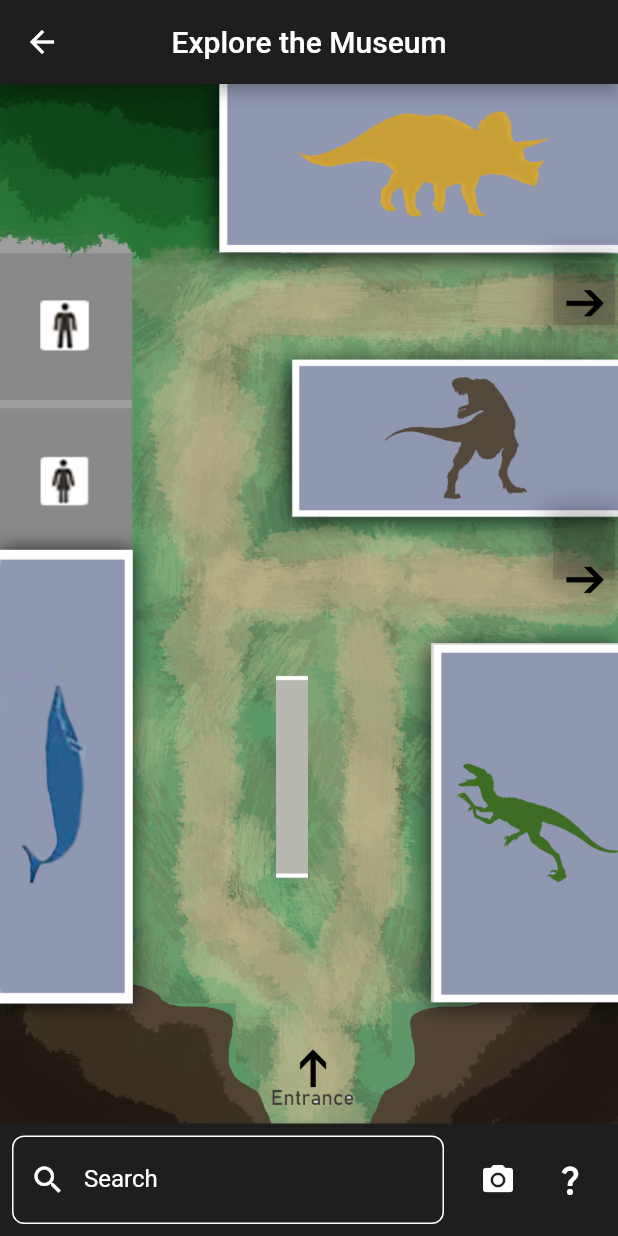
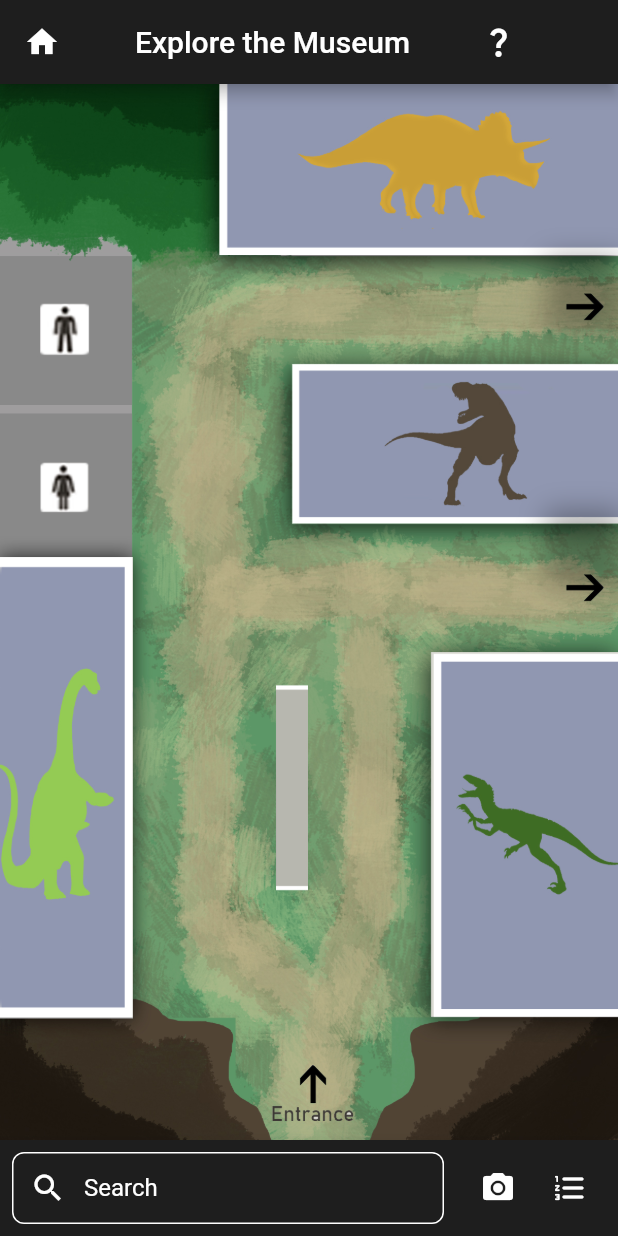
Before and after one commit to pedroarruda07/museum-app, a Flutter app: the DiscoverPage screen opened directly, on a phone screen of 412 x 824 dp. Run offline on Flutter 3.47's test engine with Material 2 defaults, Android fonts, the phone set to English and light mode, and no system bars; drawn by our look-alikes of showcaseview; our stand-ins replace camera, shared_preferences; missing offline and left inert: ar_flutter_plugin, qr_code_scanner; accounts and stored records are empty.

Commit message:
quiz beginning added and functioning second map layout with correct gesture detectors tutorial added when user opens the map the first time tutorial button that replayed the tutorial added can go back to map without having to scan ticket again other small changes and fixes

```diff
--- a/lib/presentation/camera_page.dart
+++ b/lib/presentation/camera_page.dart
@@ -5,7 +5,6 @@ class CameraApp extends StatefulWidget {
   @override
   _CameraAppState createState() => _CameraAppState();
 }
-// TODO: Camera is not turning off after leaving the page and asks for microphone permission(?)
 
 class _CameraAppState extends State<CameraApp> {
   CameraController? _controller;
@@ -27,6 +26,7 @@ class _CameraAppState extends State<CameraApp> {
 
     // To create the CameraController.
     _controller = CameraController(
+      enableAudio: false,
       camera,
       ResolutionPreset.medium,
     );
--- a/lib/presentation/dinossaur_page.dart
+++ b/lib/presentation/discover/layout1/dinosaur_page.dart
@@ -1,4 +1,3 @@
-import 'package:flutter/cupertino.dart';
 import 'package:flutter/material.dart';
 import 'package:ipm_project/presentation/AR_page.dart';
 
--- /dev/null
+++ b/lib/presentation/discover/layout1/discover_page.dart
@@ -0,0 +1,287 @@
+import 'package:flutter/material.dart';
+import 'package:ipm_project/presentation/camera_page.dart';
+import 'package:ipm_project/presentation/discover/layout1/dinosaur_page.dart';
+import 'package:ipm_project/presentation/discover/layout1/quiz1_page.dart';
+import 'package:ipm_project/presentation/discover/layout2/map2_page.dart';
+import 'package:ipm_project/presentation/welcome_page.dart';
+import 'package:shared_preferences/shared_preferences.dart';
+import 'package:showcaseview/showcaseview.dart';
+
+class DiscoverPage extends StatefulWidget {
+  @override
+  _MyDiscoverPage createState() => _MyDiscoverPage();
+}
+
+class _MyDiscoverPage extends State<DiscoverPage> {
+  final GlobalKey _oneKey = GlobalKey();
+  final GlobalKey _twoKey = GlobalKey();
+  final GlobalKey _threeKey = GlobalKey();
+  final GlobalKey _fourKey = GlobalKey();
+  final GlobalKey _fiveKey = GlobalKey();
+  final GlobalKey _sixKey = GlobalKey();
+  final GlobalKey _sevenKey = GlobalKey();
+  final GlobalKey _eightKey = GlobalKey();
+
+  Future<bool> _checkIfTutorialShown() async {
+    final SharedPreferences prefs = await SharedPreferences.getInstance();
+    return prefs.getBool('tutorial') ?? false;
+  }
+
+  Future<void> _setTutorialShown() async {
+    final SharedPreferences prefs = await SharedPreferences.getInstance();
+    await prefs.setBool('tutorial', true);
+  }
+
+  @override
+  Widget build(BuildContext context) {
+    _checkIfTutorialShown().then((tutorialShown) {
+      if (!tutorialShown) {
+        Future.delayed(Duration.zero, () {
+          ShowCaseWidget.of(context).startShowCase([
+            _oneKey,
+            _twoKey,
+            _threeKey,
+            _fourKey,
+            _fiveKey,
+            _sixKey,
+            _sevenKey,
+            _eightKey,
+          ]);
+          _setTutorialShown();
+        });
+      }
+    });
+
+    return Scaffold(
+      appBar: AppBar(
+        backgroundColor:  const Color.fromARGB(255, 30, 30, 30),
+        title: Row(
+          children: [
+            const SizedBox(width: 18),
+            const Text(
+                'Explore the Museum',
+                style: TextStyle(color: Colors.white)
+            ),
+            const SizedBox(width: 35),
+            IconButton(
+              icon: const Icon(Icons.question_mark, color: Colors.white),
+              onPressed: () async {
+                final SharedPreferences prefs = await SharedPreferences.getInstance();
+                await prefs.setBool('tutorial', false);
+                setState(() {});
+              },
+            ),
+          ],
+        ),
+        centerTitle: false, // This centers the title
+        leading: IconButton(
+          icon: const Icon(Icons.home, color: Colors.white),
+          onPressed: () => Navigator.of(context).push(MaterialPageRoute(builder: (context) => WelcomePage()))
+        ),
+      ),
+      body: Center(
+        child: Stack(
+          alignment: Alignment.center,
+          children: <Widget>[
+            // Positioned Base image
+            Positioned.fill(
+              child: Image.asset('assets/images/mapa1.jpg', fit: BoxFit.fill),
+            ),
+            _buildCenteredShowcase(context, '    Welcome to\n     The National History Museum!', _oneKey),
+            _buildCenteredShowcase(context, 'Throughout your journey different challenges will be available to you', _fourKey),
+            _buildCenteredShowcase(context, 'Complete them to earn points and be able to unlock rewards at our store!', _fiveKey),
+            Positioned(
+              top: MediaQuery.of(context).size.height * 0.351,
+              right: MediaQuery.of(context).size.width * 0.005,
+              child: Showcase(
+                key: _threeKey,
+                description: 'Use the arrows to move through the museum',
+                  descriptionAlignment: TextAlign.center,
+                child: GestureDetector(
+                onTap: () {
+                  print("Clicked Arrow 2");
+                  Navigator.of(context).push(MaterialPageRoute(builder: (context) => Map2Page()));
+                },
+                child: Container(
+                  width: MediaQuery.of(context).size.width * 0.1, // Specify the width
+                  height: MediaQuery.of(context).size.width * 0.1, // Use width to ensure the container is a circle
+                  decoration: BoxDecoration(
+                    boxShadow: [
+                      BoxShadow(
+                        color: Colors.black.withOpacity(0.30),
+                        spreadRadius: 5,
+                        blurRadius: 15,
+                        offset:
+                        const Offset(0, 0), // changes position of shadow
+                      ),
+                    ],
+                    color: Colors.transparent, // Set to transparent or any other color
+                    shape: BoxShape.rectangle, // Set the shape to a circle
+                  ),
+                ),
+                )),
+            ),
+            Positioned(
+              top: MediaQuery.of(context).size.height * 0.145,
+              right: MediaQuery.of(context).size.width * 0.005,
+              child: GestureDetector(
+                onTap: () {
+                  print("Clicked Arrow 1");
+                  Navigator.of(context).push(MaterialPageRoute(builder: (context) => Map2Page()));
+                },
+                child: Container(
+                  width: MediaQuery.of(context).size.width * 0.1, // Specify the width
+                  height: MediaQuery.of(context).size.width * 0.1, // Use width to ensure the container is a circle
+                  decoration: BoxDecoration(
+                    boxShadow: [
+                      BoxShadow(
+                        color: Colors.black.withOpacity(0.30),
+                        spreadRadius: 5,
+                        blurRadius: 15,
+                        offset:
+                        const Offset(0, 0), // changes position of shadow
+                      ),
+                    ],
+                    color: Colors.transparent, // Set to transparent or any other color
+                    shape: BoxShape.rectangle, // Set the shape to a circle
+                  ),
+                ),
+              ),
+            ),
+            Positioned(
+              top: 0,
+              right: 0,
+              width: MediaQuery.of(context).size.width * 0.64,
+              height: MediaQuery.of(context).size.height * 0.13,
+              child: Showcase(
+                key: _twoKey,
+                description: 'Click to learn more about the exhibits shown or bring them to life with our Augmented Reality!',
+                descriptionAlignment: TextAlign.center,
+                child: GestureDetector(
+                onTap: () {
+                  print("Clicked Dinosaur 4");
+                },
+                child: Container(
+                  color: Colors.transparent,
+                ),
+              ),
+              )
+            ),
+            Positioned(
+              top: MediaQuery.of(context).size.height * 0.208,
+              right: 0,
+              width: MediaQuery.of(context).size.width * 0.525,
+              height: MediaQuery.of(context).size.height * 0.115,
+              child: GestureDetector(
+                onTap: () {
+                  print("Clicked Dinosaur 3");
+                },
+                child: Container(
+                  color: Colors.transparent,
+                ),
+              ),
+            ),
+            // Clickable area 1 (Top-Left quarter)
+            Positioned(
+              bottom: MediaQuery.of(context).size.height * 0.0925,
+              left: 0,
+              width: MediaQuery.of(context).size.width * 0.21,
+              height: MediaQuery.of(context).size.height * 0.335,
+              child: GestureDetector(
+                onTap: () {
+                  print("Clicked Dinosaur 2");
+                },
+                child: Container(
+                  color: Colors.transparent,
+                ),
+              ),
+            ),
+            // Clickable area 2 (Bottom-Right quarter)
+            Positioned(
+              bottom: MediaQuery.of(context).size.height * 0.092,
+              right: 0,
+              width: MediaQuery.of(context).size.width * 0.295,
+              height: MediaQuery.of(context).size.height * 0.265,
+              child: GestureDetector(
+                onTap: () {
+                  print("Clicked Dinosaur 1");
+                  Navigator.of(context).push(MaterialPageRoute(builder: (context) => DinossaurPage()));
+                },
+                child: Container(
+                  color: Colors.transparent,
+                ),
+              ),
+            ),
+          ],
+        ),
+      ),
+      bottomNavigationBar: BottomAppBar(
+        color: const Color.fromARGB(255, 30, 30, 30),
+        child: Padding(
+          padding: const EdgeInsets.all(8.0),
+          child: Row(
+            children: <Widget>[
+              Expanded( // Expanded widget for the search bar
+                child: TextFormField(
+                  enabled: false,
+                  style: TextStyle(color: Colors.white),
+                  decoration: InputDecoration(
+                    labelText: 'Search',
+                    labelStyle: TextStyle(color: Colors.white),
+                    prefixIcon: Icon(Icons.search, color: Colors.white),
+                    contentPadding: const EdgeInsets.symmetric(vertical: 5),
+                    disabledBorder: OutlineInputBorder(
+                      borderRadius: BorderRadius.circular(8.0),
+                      borderSide: BorderSide(color: Colors.white), // Border color
+                    ),
+                  ),
+                ),
+              ),
+              const SizedBox(width: 12.0),
+              Showcase(
+                key: _sevenKey,
+                description: 'Look for specific items and take a photo of them when you find them!',
+                descriptionAlignment: TextAlign.center,
+                child:IconButton(
+                      icon: Icon(Icons.camera_alt), // Camera icon
+                      onPressed: () {
+                        Navigator.of(context).push(MaterialPageRoute(builder: (context) => CameraApp()));
+                      },
+                      color: Colors.white, // Choose a color that's visible on your map
+                    ),
+              ),
+              Showcase(
+                key: _sixKey,
+                description: 'Here you can access the quiz challenges!\nThere is one for every section of the museum',
+                descriptionAlignment: TextAlign.center,
+                child: IconButton(
+                      icon: Icon(Icons.format_list_numbered_rounded), // Camera icon
+                      onPressed: () {
+                        Navigator.of(context).push(MaterialPageRoute(builder: (context) => QuizOnePage()));
+                      },
+                      color: Colors.white, // Choose a color that's visible on your map
+                      ),
+              )
+            ],
+          ),
+        ),
+      ),
+    );
+  }
+
+  Widget _buildCenteredShowcase(BuildContext context, String text, GlobalKey key) {
+    return Align(
+      alignment: Alignment.center,
+      child: Showcase(
+        key: key, // Replace with your GlobalKey
+        showArrow: false,
+        title: text,
+        titleAlignment: TextAlign.center,
+        description: '',
+        child: Container(width: 0, height: 0), // Empty Container as a placeholder
+        // Other properties...
+      ),
+    );
+  }
+
+}
--- a/pubspec.yaml
+++ b/pubspec.yaml
@@ -41,6 +41,10 @@ dependencies:
     path: C:\Users\pedro\OneDrive\Ambiente de Trabalho\flutter\ar_flutter_plugin-main
   path_provider: ^2.1.1
   flutter_archive: ^5.0.0
+  showcaseview: ^2.0.3
+  shared_preferences: ^2.2.2
+
+
 
 dev_dependencies:
   flutter_test:
```
Also changed, not shown: lib/data/quiz_question.dart (added, +7 -0 lines), lib/main.dart (+8 -4 lines), lib/presentation/discover/layout1/quiz1_page.dart (added, +170 -0 lines), lib/presentation/discover/layout2/map2_page.dart (renamed from lib/presentation/discover_page.dart, +83 -26 lines), lib/presentation/discover/scan_ticket_page.dart (renamed from lib/presentation/scan_ticket_page.dart, +9 -1 lines), lib/presentation/welcome_page.dart (+35 -7 lines), assets/images/mapa1.jpg, assets/images/mapa2.jpg (added), pubspec.lock.
